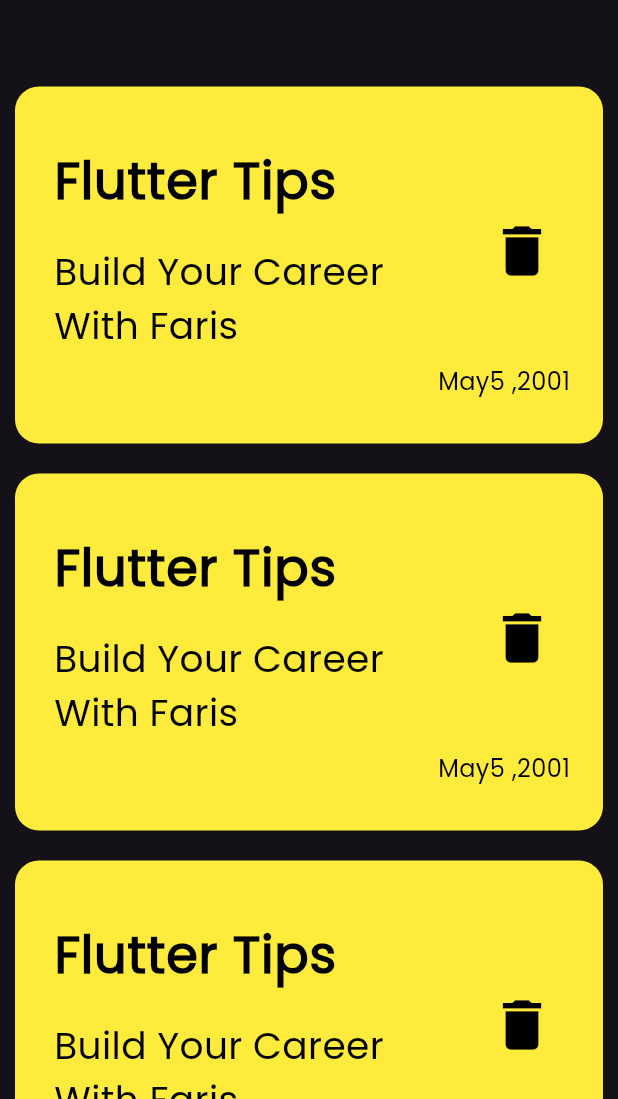
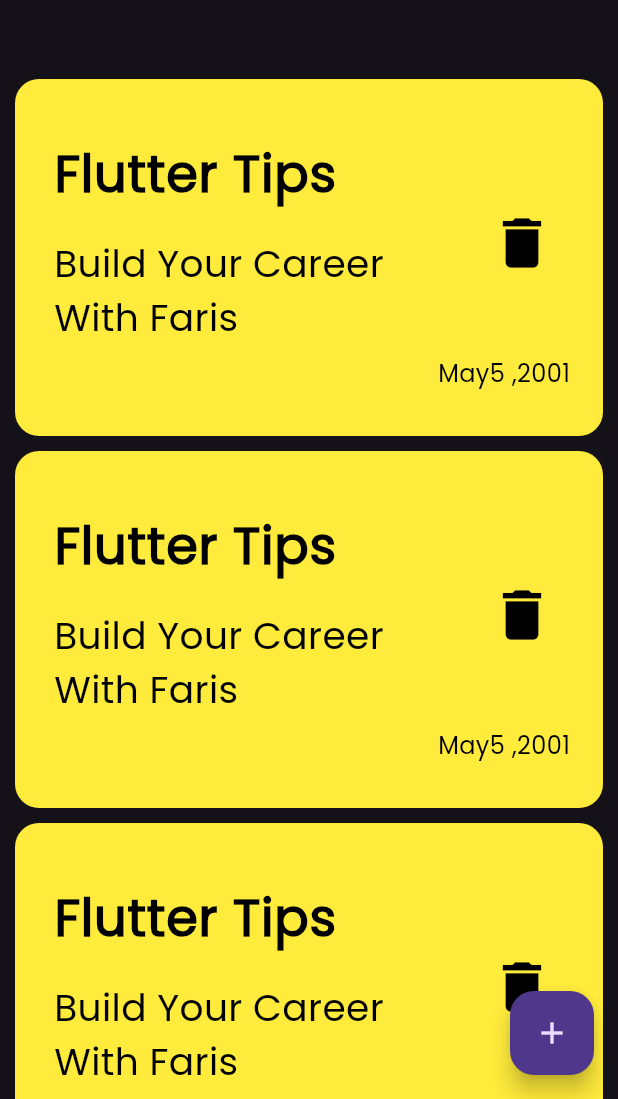
Before and after one commit to 0xFaris/notes_app, a Flutter app: the screen it shows after launch, on a phone screen of 412 x 824 dp, the part 137-1236 px from its top. Run offline on Flutter 3.47's test engine with Material 3 defaults, Android fonts, the phone set to English and light mode, and no system bars.

Commit message:
add floating action button

```diff
--- a/lib/views/notes_view.dart
+++ b/lib/views/notes_view.dart
@@ -7,6 +7,10 @@ class NotesView extends StatelessWidget {
   @override
   Widget build(BuildContext context) {
     return Scaffold(
+      floatingActionButton: FloatingActionButton(
+        onPressed: () {},
+        child: const Icon(Icons.add),
+      ),
       body: NotesViewBody(),
     );
   }
--- a/lib/widgets/notes_list_view.dart
+++ b/lib/widgets/notes_list_view.dart
@@ -10,7 +10,7 @@ class NotesItemListView extends StatelessWidget {
       itemCount: 10,
       itemBuilder: (context, index) {
         return Padding(
-          padding: const EdgeInsets.symmetric(horizontal: 10, vertical: 10),
+          padding: const EdgeInsets.symmetric(horizontal: 10, vertical: 5),
           child: NotesItem(),
         );
       },
```
